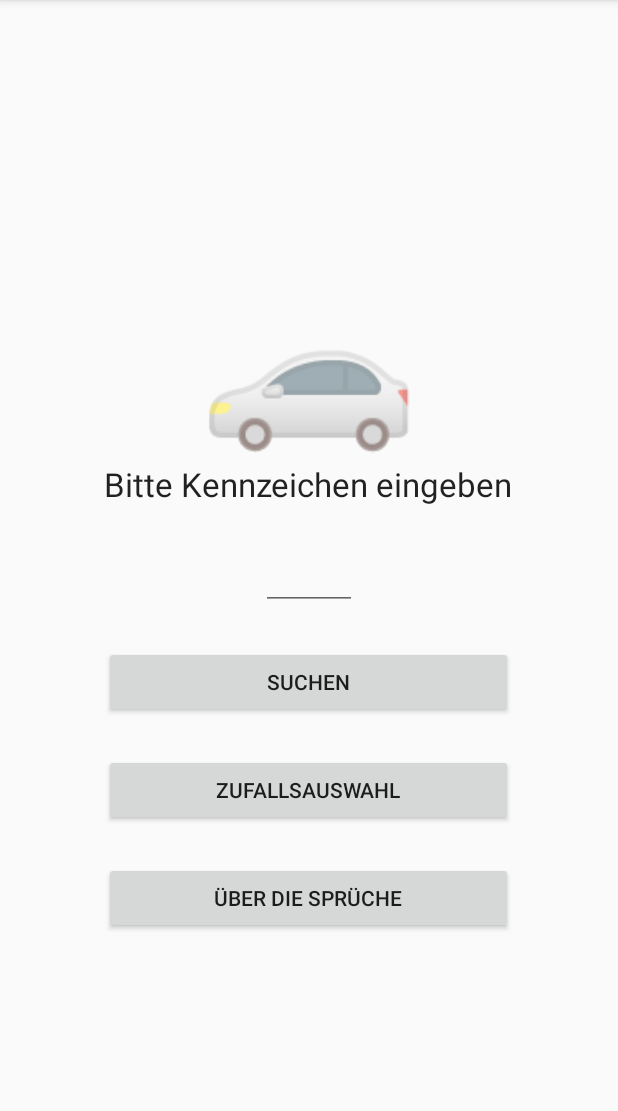
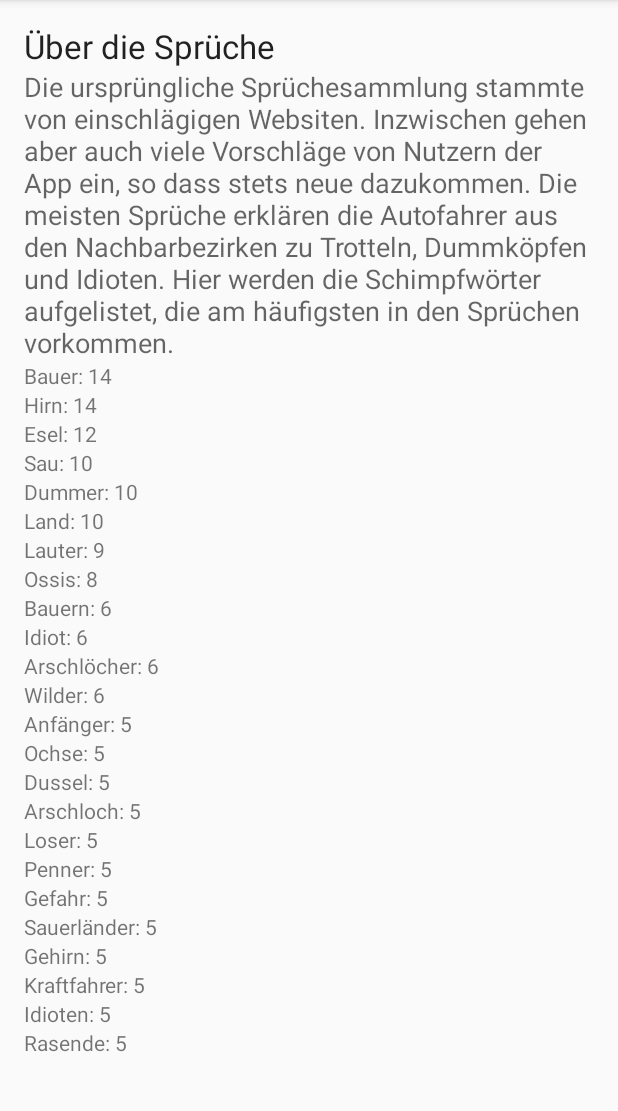
Before and after one commit to gisbertamm/kfz-kennzeichen, an Android app: the screen it shows after launch (SearchActivity), after a tap on "ÜBER DIE SPRÜCHE", on a phone screen of 412 x 824 dp, the part 84-1195 px from its top. Run offline under Robolectric (Android 15) with nearby library versions, the phone set to English and light mode, and no system bars; 1 other tap on this screen came first.

Commit message:
added statistics fragment

```diff
--- a/app/src/main/java/kfzkennzeichen/gisbertamm/de/kfz_kennzeichen/OnSearchCompletedListener.kt
+++ b/app/src/main/java/kfzkennzeichen/gisbertamm/de/kfz_kennzeichen/OnSearchCompletedListener.kt
@@ -4,4 +4,5 @@ import kfzkennzeichen.gisbertamm.de.kfz_kennzeichen.persistence.SavedEntry
 
 interface OnSearchCompletedListener {
     fun onSearchCompleted(entry: SavedEntry?, code: String?)
+    fun onStatisticsCompleted(statistics: Map<String, Int>?)
 }
--- a/app/src/main/java/kfzkennzeichen/gisbertamm/de/kfz_kennzeichen/SearchActivity.kt
+++ b/app/src/main/java/kfzkennzeichen/gisbertamm/de/kfz_kennzeichen/SearchActivity.kt
@@ -60,6 +60,13 @@ class SearchActivity : AppCompatActivity(), OnSearchCompletedListener {
         ft.commit()
     }
 
+    override fun onStatisticsCompleted(statistics: Map<String, Int>?) {
+        val statistics = StatisticsFragment.newInstance(statistics)
+        val ft = supportFragmentManager.beginTransaction()
+        ft.replace(R.id.container, statistics, RESULT).addToBackStack(STATISTICS)
+        ft.commit()
+    }
+
     override fun onBackPressed() {
         val fragmentManager = supportFragmentManager
         if (fragmentManager.backStackEntryCount != 0) {
@@ -72,5 +79,6 @@ class SearchActivity : AppCompatActivity(), OnSearchCompletedListener {
     companion object {
         private const val SEARCH = "searchFragment"
         private const val RESULT = "resultFragment"
+        private const val STATISTICS = "statisticsFragment"
     }
 }
--- a/app/src/main/java/kfzkennzeichen/gisbertamm/de/kfz_kennzeichen/SearchFragment.kt
+++ b/app/src/main/java/kfzkennzeichen/gisbertamm/de/kfz_kennzeichen/SearchFragment.kt
@@ -56,7 +56,9 @@ class SearchFragment : Fragment() {
         }
         jokes_statistics_button.setOnClickListener {
             val db = activity?.let { it1 -> DatabaseHandler(it1) }
-            Log.d(TAG, db?.createStatistics().toString())
+            val statistics = db?.createStatistics()
+            mListener?.onStatisticsCompleted(statistics)
+            Log.d(TAG, statistics.toString())
         }
     }
 
--- a/app/src/main/java/kfzkennzeichen/gisbertamm/de/kfz_kennzeichen/StatisticsFragment.kt
+++ b/app/src/main/java/kfzkennzeichen/gisbertamm/de/kfz_kennzeichen/StatisticsFragment.kt
@@ -1,5 +1,54 @@
 package kfzkennzeichen.gisbertamm.de.kfz_kennzeichen
 
+import android.R.attr.textAppearanceMedium
+import android.annotation.SuppressLint
+import android.os.Bundle
+import android.view.LayoutInflater
+import android.view.View
+import android.view.ViewGroup
+import android.widget.RelativeLayout
+import android.widget.TextView
+import androidx.fragment.app.Fragment
+import kotlinx.android.synthetic.main.fragment_statistics.view.*
 
-class StatisticsFragment {
+
+class StatisticsFragment : Fragment() {
+    private val statistics: Array<String>
+        get() {
+            return arguments?.getSerializable(STATISTICS_KEYS) as Array<String>
+        }
+
+    @SuppressLint("ResourceType")
+    override fun onCreateView(inflater: LayoutInflater, container: ViewGroup?, savedInstanceState: Bundle?): View? {
+        val view = inflater.inflate(R.layout.fragment_statistics, container, false)
+        val savedEntry = statistics
+        for (key in statistics) {
+            val textView = TextView(activity)
+            val params: RelativeLayout.LayoutParams = RelativeLayout.LayoutParams(
+                    RelativeLayout.LayoutParams.MATCH_PARENT, // This will define text view width
+                    RelativeLayout.LayoutParams.WRAP_CONTENT // This will define text view height
+            )
+            params.setMargins(16, 12, 16, 12)
+            textView.layoutParams = params
+
+            textView.text = key
+            view.statistics_container.addView(textView)
+        }
+        return view
+    }
+
+    companion object {
+        const val STATISTICS_KEYS = "statistics_keys"
+        const val STATISTICS_VALUES = "statistics_values"
+
+        @JvmStatic
+        fun newInstance(statistics: Map<String, Int>?): StatisticsFragment {
+            val f = StatisticsFragment()
+            val args = Bundle()
+            val display = statistics?.map { (key, value) -> "$key: $value" }?.toList()
+            args.putStringArray(STATISTICS_KEYS, display?.toTypedArray())
+            f.arguments = args
+            return f
+        }
+    }
 }
--- a/app/src/main/res/layout/fragment_statistics.xml
+++ b/app/src/main/res/layout/fragment_statistics.xml
@@ -1,6 +1,27 @@
 <?xml version="1.0" encoding="utf-8"?>
-<LinearLayout xmlns:android="http://schemas.android.com/apk/res/android"
-    android:orientation="vertical" android:layout_width="match_parent"
+<ScrollView xmlns:android="http://schemas.android.com/apk/res/android"
+    android:layout_width="match_parent"
     android:layout_height="match_parent">
 
-</LinearLayout>
+    <LinearLayout
+        android:id="@+id/statistics_container"
+        android:layout_width="match_parent"
+        android:layout_height="wrap_content"
+        android:layout_margin="16dp"
+        android:orientation="vertical">
+
+        <TextView
+            android:id="@+id/statisticsTitle"
+            android:layout_width="match_parent"
+            android:layout_height="wrap_content"
+            android:text="@string/about_the_jokes"
+            android:textAppearance="@style/TextAppearance.AppCompat.Large" />
+
+        <TextView
+            android:id="@+id/statisticsIntro"
+            android:layout_width="match_parent"
+            android:layout_height="wrap_content"
+            android:text="@string/statistics_intro"
+            android:textAppearance="@style/TextAppearance.AppCompat.Medium" />
+    </LinearLayout>
+</ScrollView>
--- a/app/src/main/res/values/strings.xml
+++ b/app/src/main/res/values/strings.xml
@@ -8,4 +8,6 @@
     <string name="random">Zufallsauswahl</string>
     <string name="button_propose_joke">Eigenen Spruch vorschlagen</string>
     <string name="jokes_statistics">Über die Sprüche</string>
+    <string name="about_the_jokes">Über die Sprüche</string>
+    <string name="statistics_intro">Die ursprüngliche Sprüchesammlung stammte von einschlägigen Websiten. Inzwischen gehen aber auch viele Vorschläge von Nutzern der App ein, so dass stets neue dazukommen. Die meisten Sprüche erklären die Autofahrer aus den Nachbarbezirken zu Trotteln, Dummköpfen und Idioten. Hier werden die Schimpfwörter aufgelistet, die am häufigsten in den Sprüchen vorkommen.</string>
 </resources>
```
Also changed, not shown: 1 other file.
